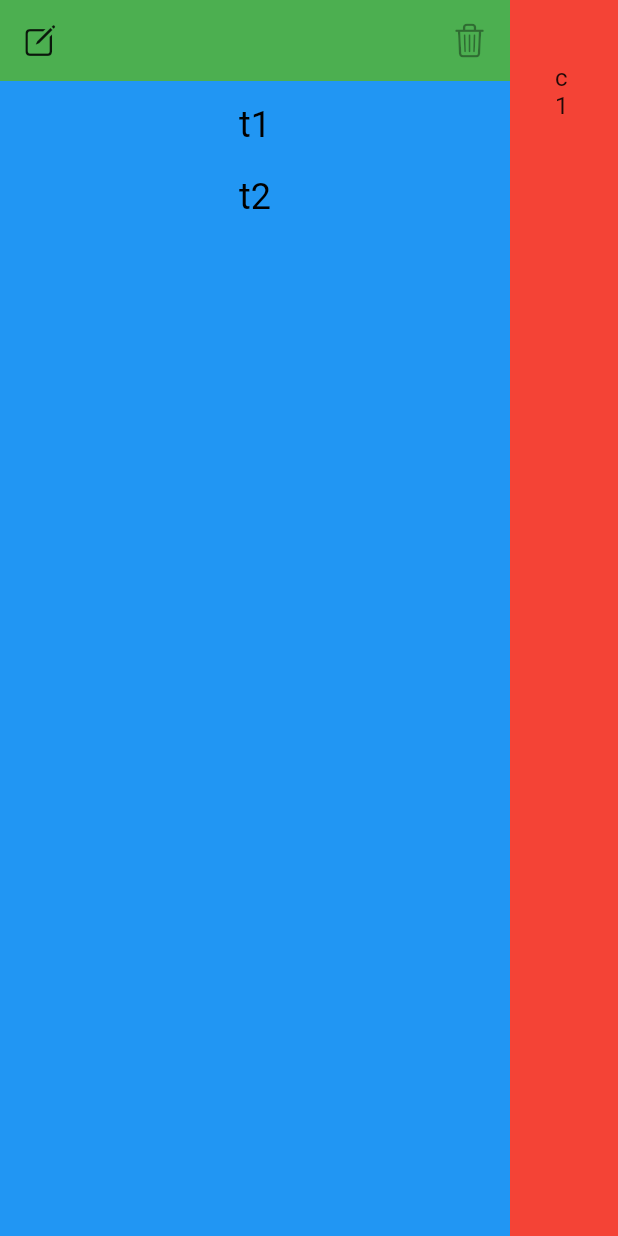
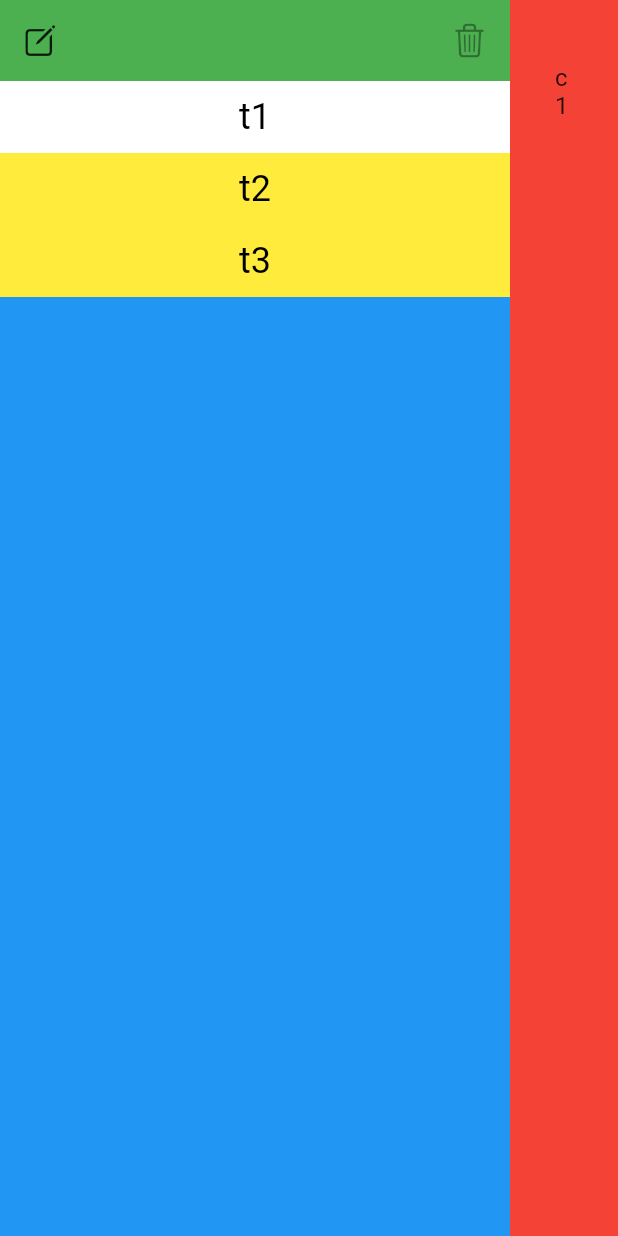
Before and after one commit to helagro/private_notes, a Flutter app: the screen it shows after launch, on a phone screen of 412 x 824 dp. Run offline on Flutter 3.47's test engine with Material 2 defaults, Android fonts, the phone set to English and light mode, and no system bars; our stand-ins replace flutter_markdown; missing offline and left inert: simple_markdown_editor.

Commit message:
indicates which note is selected

```diff
--- a/lib/logic/note_handler.dart
+++ b/lib/logic/note_handler.dart
@@ -1,29 +1,28 @@
-
 import 'package:private_notes/data_types/note.dart';
 
-class NoteHandler{
+class NoteHandler {
   static NoteHandler? _instance;
-  final List<Note> notes = List.from([Note("t1", "c1"), Note("t2", "c2")]);
+  final List<Note> notes =
+      List.from([Note("t1", "c1"), Note("t2", "c2"), Note("t3", "c3")]);
   final List<Function> noteListChangedListeners = List.empty(growable: true);
 
-  static NoteHandler getInstance(){
+  static NoteHandler getInstance() {
     _instance ??= NoteHandler();
     return _instance!;
   }
 
-  void addNoteListChangedListener(Function noteListChangedListener){
+  void addNoteListChangedListener(Function noteListChangedListener) {
     noteListChangedListeners.add(noteListChangedListener);
   }
 
-  void addNote(Note note){
+  void addNote(Note note) {
     notes.add(note);
     callNoteListChangedListeners();
   }
 
-  void callNoteListChangedListeners(){
-    for(final Function noteListChangedListener in noteListChangedListeners){
+  void callNoteListChangedListeners() {
+    for (final Function noteListChangedListener in noteListChangedListeners) {
       noteListChangedListener.call();
     }
   }
-
 }
--- a/lib/widgets/editor.dart
+++ b/lib/widgets/editor.dart
@@ -1,5 +1,8 @@
 import 'package:flutter/material.dart';
+import 'package:flutter_markdown/flutter_markdown.dart';
 import 'package:private_notes/logic/note_handler.dart';
+import 'package:simple_markdown_editor/widgets/markdown_field.dart';
+import 'package:simple_markdown_editor/widgets/markdown_form_field.dart';
 
 class EditorWidget extends StatefulWidget {
   final ValueNotifier selectedNote;
@@ -31,6 +34,9 @@ class _EditorWidgetState extends State<EditorWidget> {
       child: Container(
         padding: const EdgeInsets.all(30),
         color: Colors.red,
+        // child: MarkdownFormField(
+        //   emojiConvert: true,
+        // )
         child: TextField(
             keyboardType: TextInputType.multiline,
             maxLines: null,
--- a/lib/widgets/note_list.dart
+++ b/lib/widgets/note_list.dart
@@ -1,5 +1,6 @@
 import 'package:flutter/material.dart';
 import '../logic/note_handler.dart';
+import 'note_list_item.dart';
 
 class NoteList extends StatefulWidget {
   final ValueNotifier selectedNote;
@@ -18,7 +19,6 @@ class _NoteListState extends State<NoteList> {
   }
 
   void reloadNoteList() {
-    print("plate");
     setState(() {});
   }
 
@@ -27,22 +27,13 @@ class _NoteListState extends State<NoteList> {
     return Expanded(
         child: SizedBox.expand(
       child: Container(
-        padding: const EdgeInsets.all(5),
         color: Colors.blue,
         child: ListView.builder(
-          itemBuilder: (context, i) {
-            return Center(
-              child: TextButton(
-                style: TextButton.styleFrom(
-                    textStyle: const TextStyle(fontSize: 24)),
-                onPressed: () {
-                  widget.selectedNote.value = i;
-                },
-                child: Text(
-                  NoteHandler.getInstance().notes[i].title,
-                  style: const TextStyle(color: Colors.black),
-                ),
-              ),
+          itemBuilder: (context, noteListIndex) {
+            return NoteListItem(
+              onClick: onNoteListItemClicked,
+              noteListIndex: noteListIndex,
+              isSelected: noteListIndex == widget.selectedNote.value,
             );
           },
           itemCount: NoteHandler.getInstance().notes.length,
@@ -50,4 +41,10 @@ class _NoteListState extends State<NoteList> {
       ),
     ));
   }
+
+  void onNoteListItemClicked(int noteListIndex) {
+    setState(() {
+      widget.selectedNote.value = noteListIndex;
+    });
+  }
 }
--- /dev/null
+++ b/lib/widgets/note_list_item.dart
@@ -0,0 +1,34 @@
+import 'package:flutter/material.dart';
+import '../logic/note_handler.dart';
+
+class NoteListItem extends StatelessWidget {
+  const NoteListItem(
+      {Key? key,
+      required this.noteListIndex,
+      this.onClick,
+      this.isSelected = false})
+      : super(key: key);
+
+  final int noteListIndex;
+  final void Function(int)? onClick;
+  final bool isSelected;
+
+  @override
+  Widget build(BuildContext context) {
+    final backgroundColor = isSelected ? Colors.white : Colors.yellow;
+
+    return Container(
+      color: backgroundColor,
+      child: TextButton(
+        style: TextButton.styleFrom(textStyle: const TextStyle(fontSize: 24)),
+        onPressed: () => onClick?.call(noteListIndex),
+        child: Center(
+          child: Text(
+            NoteHandler.getInstance().notes[noteListIndex].title,
+            style: const TextStyle(color: Colors.black),
+          ),
+        ),
+      ),
+    );
+  }
+}
--- a/pubspec.yaml
+++ b/pubspec.yaml
@@ -34,6 +34,8 @@ dependencies:
   # The following adds the Cupertino Icons font to your application.
   # Use with the CupertinoIcons class for iOS style icons.
   cupertino_icons: ^1.0.2
+  simple_markdown_editor: ^0.2.0
+  #flutter_markdown: ^0.6.10+2
 
 dev_dependencies:
   flutter_test:
```
Also changed, not shown: pubspec.lock.
